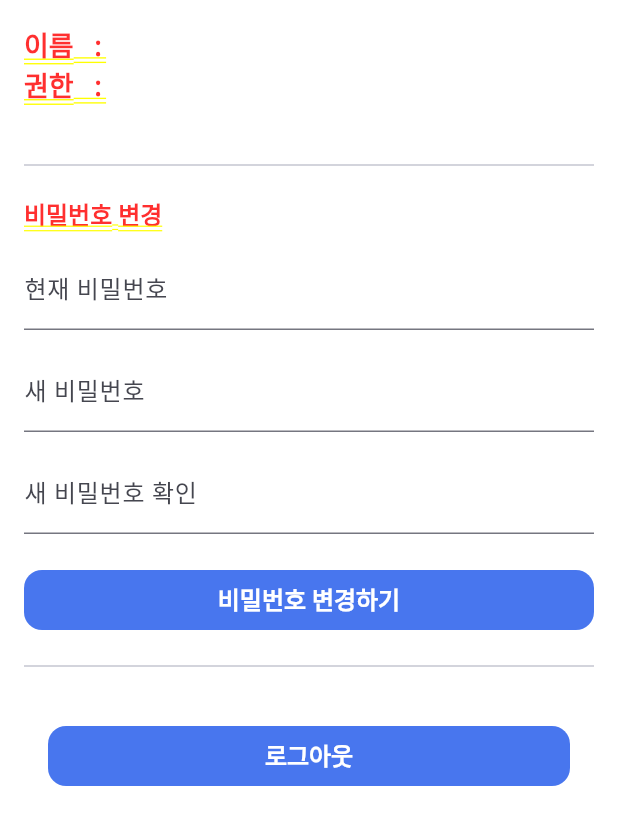
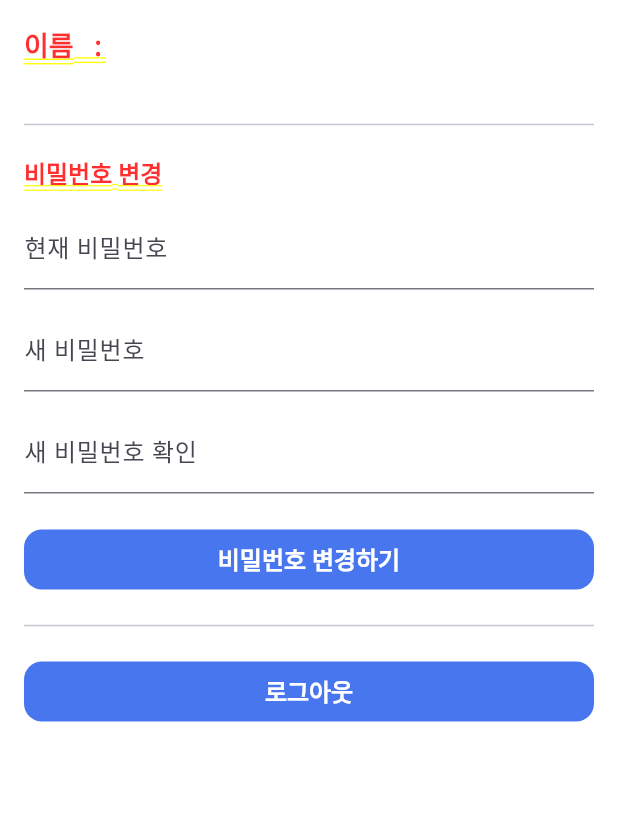
Before and after one commit to wondo8449/theone, a Flutter app: the MyPage screen opened by its route, on a phone screen of 412 x 824 dp. Shown: the top 825 px of the screen. Run offline on Flutter 3.47's test engine with Material 3 defaults, Android fonts, the phone set to English and light mode, and no system bars; our stand-ins replace flutter_riverpod, flutter_secure_storage, jwt_decoder; accounts and stored records are empty; Roboto replaces fonts that are missing (Pretendard).

Commit message:
디자인 수정

```diff
--- a/lib/features/auth/presentation/my_page.dart
+++ b/lib/features/auth/presentation/my_page.dart
@@ -102,7 +102,6 @@ class _MyPageState extends ConsumerState<MyPage> {
         child: ListView(
           children: [
             Text('이름 : $loginId', style: const TextStyle(fontSize: 18, fontWeight: FontWeight.bold)),
-            Text('권한 : $role', style: const TextStyle(fontSize: 18, fontWeight: FontWeight.bold)),
             const SizedBox(height: 20),
             const Divider(height: 40),
             Text('비밀번호 변경', style: AppTypography.headline5),
@@ -130,16 +129,13 @@ class _MyPageState extends ConsumerState<MyPage> {
               child: const Text('비밀번호 변경하기'),
             ),
             const Divider(height: 40),
-            Padding(
-              padding: AppSpacing.medium16,
-              child: ElevatedButton(
+            ElevatedButton(
                 onPressed: () async {
                   await ref.read(authProvider.notifier).logout();
                   Navigator.pushReplacementNamed(context, '/login');
                 },
                 child: const Text('로그아웃'),
               ),
-            ),
           ],
         ),
       ),
--- a/lib/features/tree/presentation/tree_page.dart
+++ b/lib/features/tree/presentation/tree_page.dart
@@ -40,6 +40,9 @@ class TreePage extends ConsumerWidget {
           child: Column(
             crossAxisAlignment: CrossAxisAlignment.start,
             children: [
+              Row(
+                mainAxisAlignment: MainAxisAlignment.end,
+                children: [
                   Align(
                     alignment: Alignment.centerRight,
                     child: Padding(
@@ -74,8 +77,9 @@ class TreePage extends ConsumerWidget {
                         },
                       ),
                     ),
+                ],
+              ),
               SizedBox(height: 8),
-
               Expanded(
                 child: treeComments.when(
                   data: (comments) {
```
Lines whose indentation alone changed are shown as unchanged.
